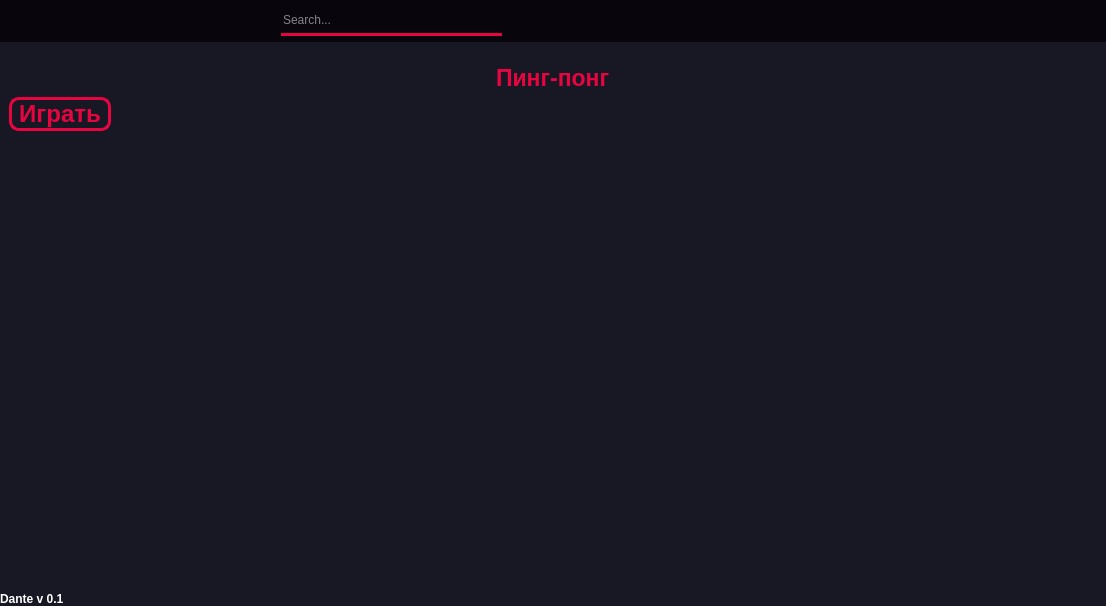
Old version of the form qt_main_interface.ui in the repository Kimiroshi/Dante.
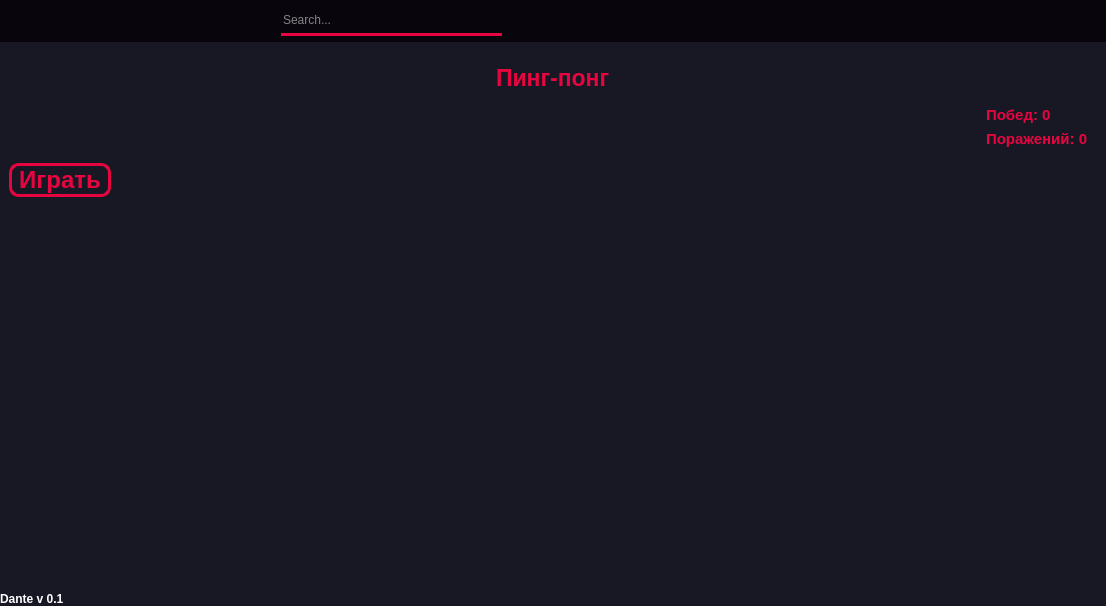
New version of the form. The open tabs and pages were chosen to show the change. Icons and pictures are not drawn.

What changed in the file:
```diff
--- a/qt_main_interface.ui
+++ b/qt_main_interface.ui
@@ -2614,6 +2614,52 @@
              </layout>
             </widget>
            </item>
+           <item alignment="Qt::AlignRight">
+            <widget class="QFrame" name="frame_32">
+             <property name="frameShape">
+              <enum>QFrame::StyledPanel</enum>
+             </property>
+             <property name="frameShadow">
+              <enum>QFrame::Raised</enum>
+             </property>
+             <layout class="QVBoxLayout" name="verticalLayout_30">
+              <item>
+               <widget class="QLabel" name="ping_pong_wins">
+                <property name="font">
+                 <font>
+                  <pointsize>11</pointsize>
+                  <weight>75</weight>
+                  <bold>true</bold>
+                 </font>
+                </property>
+                <property name="styleSheet">
+                 <string notr="true">color: rgb(230, 5, 64)</string>
+                </property>
+                <property name="text">
+                 <string>Побед: 0</string>
+                </property>
+               </widget>
+              </item>
+              <item>
+               <widget class="QLabel" name="ping_pong_loses">
+                <property name="font">
+                 <font>
+                  <pointsize>11</pointsize>
+                  <weight>75</weight>
+                  <bold>true</bold>
+                 </font>
+                </property>
+                <property name="styleSheet">
+                 <string notr="true">color: rgb(230, 5, 64)</string>
+                </property>
+                <property name="text">
+                 <string>Поражений: 0</string>
+                </property>
+               </widget>
+              </item>
+             </layout>
+            </widget>
+           </item>
            <item alignment="Qt::AlignLeft|Qt::AlignTop">
             <widget class="QFrame" name="frame_28">
              <property name="sizePolicy">
```
Left out of the diff: 31 changed lines with no effect on the pictures.
